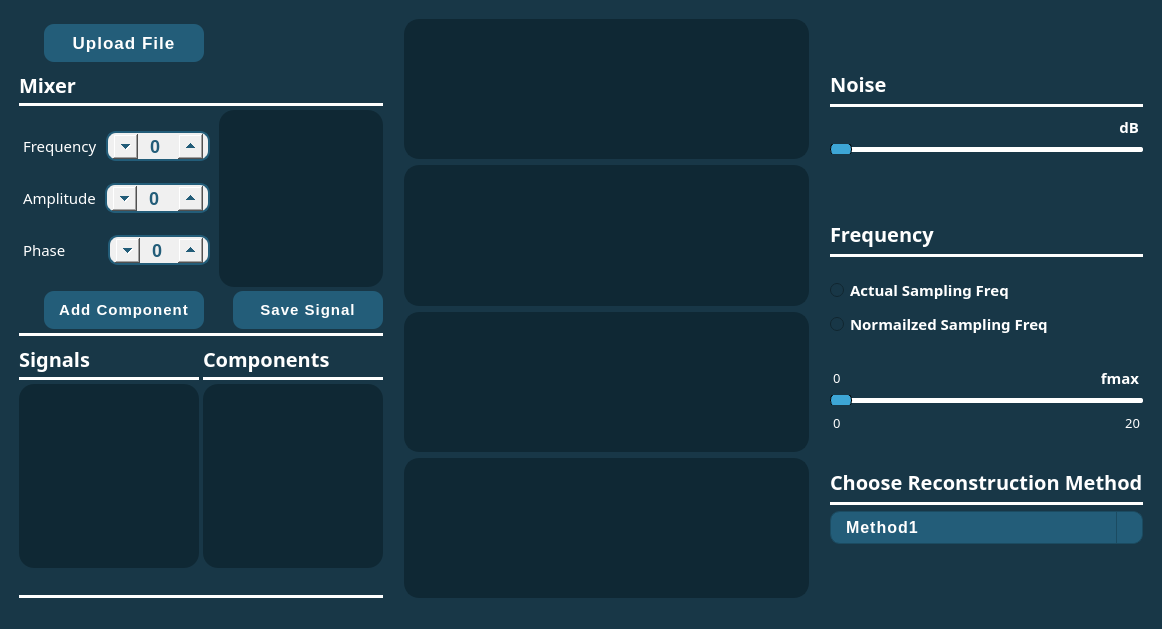
Old version of the form SamplingStudio.ui in the repository LailaKhaled352/SamplingStudio.
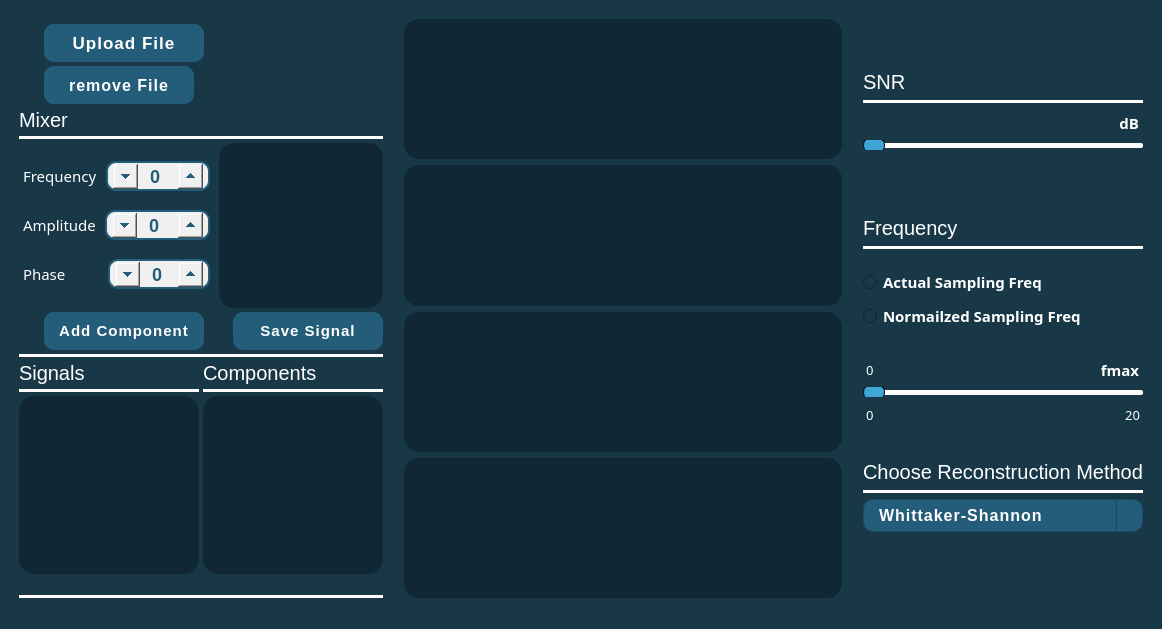
New version of the form. Icons and pictures are not drawn. Custom widgets are drawn as their Qt base class.

Diff of the .ui file:
```diff
--- a/SamplingStudio.ui
+++ b/SamplingStudio.ui
@@ -112,7 +112,95 @@
           </property>
           <property name="icon">
            <iconset>
-            <normaloff>icons/upload-square-svgrepo-com.png</normaloff>icons/upload-square-svgrepo-com.png</iconset>
+            <normaloff>:/Icons/Icons/upload-square-svgrepo-com.png</normaloff>:/Icons/Icons/upload-square-svgrepo-com.png</iconset>
+          </property>
+          <property name="iconSize">
+           <size>
+            <width>25</width>
+            <height>25</height>
+           </size>
+          </property>
+         </widget>
+        </item>
+        <item>
+         <widget class="QPushButton" name="uploadButton">
+          <property name="sizePolicy">
+           <sizepolicy hsizetype="Maximum" vsizetype="Fixed">
+            <horstretch>0</horstretch>
+            <verstretch>0</verstretch>
+           </sizepolicy>
+          </property>
+          <property name="font">
+           <font>
+            <family>Arial,Helvetica,sans-serif</family>
+            <pointsize>-1</pointsize>
+            <weight>75</weight>
+            <bold>true</bold>
+           </font>
+          </property>
+          <property name="cursor">
+           <cursorShape>PointingHandCursor</cursorShape>
+          </property>
+          <property name="styleSheet">
+           <string notr="true">QPushButton{
+  appearance: button;
+  backface-visibility: hidden;
+  background-color: #405cf5;
+  border-radius: 6px;
+  border-width: 0;
+  box-shadow: rgba(50, 50, 93, .1) 0 0 0 1px inset,rgba(50, 50, 93, .1) 0 2px 5px 0,rgba(0, 0, 0, .07) 0 1px 1px 0;
+  box-sizing: border-box;
+  color: #fff;
+  cursor: pointer;
+ 
+  font-size: 100%;
+  height: 28px;
+  line-height: 1.15;
+  margin: 0 0 0 25px;
+  outline: none;
+  overflow: hidden;
+  padding: 0 10px;
+  position: relative;
+  text-align: center;
+  text-transform: none;
+  transform: translateZ(0);
+  transition: all .2s,box-shadow .08s ease-in;
+  touch-action: manipulation;
+  width:120px;
+}
+
+QPushButton {
+    background-color: #235d79;    /* Blue color */
+    border-radius: 10px;          /* Rounded corners */
+    border: none;                 /* No border */
+    color: white;                 /* Text color */
+    padding: 5px 15px;            /* Padding for better text alignment */
+    
+    font-family: Arial, Helvetica, sans-serif;  /* Font family */
+    font-size: 16px;              /* Font size */
+    font-weight: bold;            /* Bold text */
+    letter-spacing: 1px;          /* Spacing between letters */
+    text-transform: uppercase;    /* Uppercase letters */
+}
+
+QPushButton:hover {
+    background-color: #2e6d8e;    /* Slightly lighter blue when hovering */
+}
+
+QPushButton:pressed {
+    background-color: #1b4b61;    /* Darker blue when pressed */
+}
+
+
+
+</string>
+          </property>
+          <property name="text">
+           <string>remove File</string>
+          </property>
+          <property name="icon">
+           <iconset>
+            <normaloff>:/Icons/Icons/upload-square-svgrepo-com.png</normaloff>:/Icons/Icons/upload-square-svgrepo-com.png</iconset>
           </property>
           <property name="iconSize">
            <size>
@@ -144,10 +232,7 @@
            <widget class="QLabel" name="mixer">
             <property name="font">
              <font>
-              <family>Overpass Black</family>
               <pointsize>-1</pointsize>
-              <weight>75</weight>
-              <bold>true</bold>
              </font>
             </property>
             <property name="styleSheet">
@@ -471,7 +556,7 @@
              <widget class="QPushButton" name="addComponent">
               <property name="font">
                <font>
-                <family>Arial</family>
+                <family>Arial,Helvetica,sans-serif</family>
                 <pointsize>-1</pointsize>
                 <weight>75</weight>
                 <bold>true</bold>
@@ -558,7 +643,7 @@
              <widget class="QPushButton" name="GenerateButton">
               <property name="font">
                <font>
-                <family>Arial</family>
+                <family>Arial,Helvetica,sans-serif</family>
                 <pointsize>-1</pointsize>
                 <weight>75</weight>
                 <bold>true</bold>
@@ -695,10 +780,7 @@
              <widget class="QLabel" name="Signals">
               <property name="font">
                <font>
-                <family>Overpass Black</family>
                 <pointsize>-1</pointsize>
-                <weight>75</weight>
-                <bold>true</bold>
                </font>
               </property>
               <property name="styleSheet">
@@ -797,10 +879,7 @@
              <widget class="QLabel" name="Components">
               <property name="font">
                <font>
-                <family>Overpass Black</family>
                 <pointsize>-1</pointsize>
-                <weight>75</weight>
-                <bold>true</bold>
                </font>
               </property>
               <property name="styleSheet">
@@ -1041,10 +1120,7 @@
          <widget class="QLabel" name="Noise">
           <property name="font">
            <font>
-            <family>Overpass Black</family>
             <pointsize>-1</pointsize>
-            <weight>75</weight>
-            <bold>true</bold>
            </font>
           </property>
           <property name="styleSheet">
@@ -1053,7 +1129,7 @@
 margin: 0 0 ;</string>
           </property>
           <property name="text">
-           <string>Noise</string>
+           <string>SNR</string>
           </property>
          </widget>
         </item>
@@ -1187,10 +1263,7 @@
          <widget class="QLabel" name="Frequency_2">
           <property name="font">
            <font>
-            <family>Overpass Black</family>
             <pointsize>-1</pointsize>
-            <weight>75</weight>
-            <bold>true</bold>
            </font>
           </property>
           <property name="styleSheet">
@@ -1479,10 +1552,7 @@
          <widget class="QLabel" name="Noise_2">
           <property name="font">
            <font>
-            <family>Overpass Black</family>
             <pointsize>-1</pointsize>
-            <weight>75</weight>
-            <bold>true</bold>
            </font>
           </property>
           <property name="styleSheet">
@@ -1587,7 +1657,7 @@
           </property>
           <item>
            <property name="text">
-            <string>Method1</string>
+            <string>Whittaker-Shannon</string>
            </property>
           </item>
           <item>
```
Left out of the diff: 13 changed lines with no effect on the pictures.
